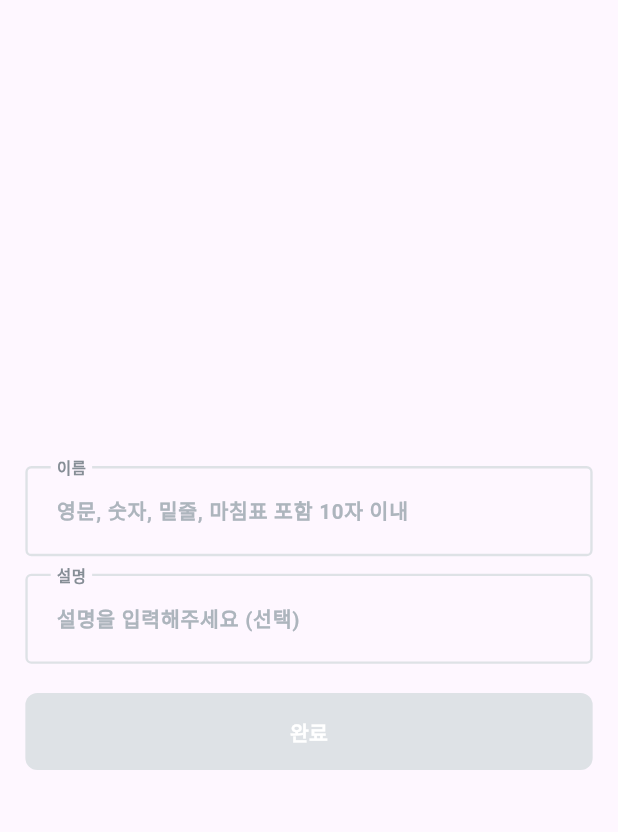
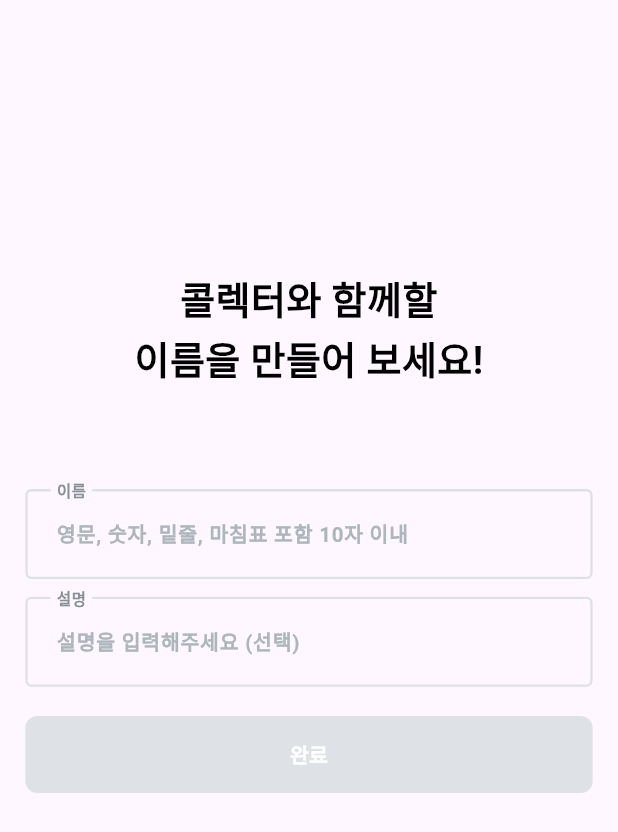
Before and after one commit to collecter1110/collecter, a Flutter app: the SetUserInfoScreen screen opened directly with empty values, on a phone screen of 412 x 824 dp. Shown: the top 832 px of the screen. Run offline on Flutter 3.47's test engine with Material 3 defaults, Android fonts, the phone set to English and light mode, and no system bars; our stand-ins replace flutter_dotenv, flutter_screenutil, fluttertoast, image_picker, supabase_flutter; accounts and stored records are empty; Roboto replaces fonts that are missing (Pretendard, PretendardRegular).

Commit message:
style : Set User Info Screen UI/UX

```diff
--- a/lib/page/join/set_user_info_screen.dart
+++ b/lib/page/join/set_user_info_screen.dart
@@ -5,7 +5,7 @@ import 'package:flutter_screenutil/flutter_screenutil.dart';
 import '../../components/button/complete_button.dart';
 import '../../components/text_field/custom_text_form_field.dart';
 import '../../data/services/api_service.dart';
-import '../../page_navigator.dart';
+import 'join_congraturation.dart';
 
 class SetUserInfoScreen extends StatefulWidget {
   final String email;
@@ -21,7 +21,6 @@ class SetUserInfoScreen extends StatefulWidget {
 class _SetUserInfoScreenState extends State<SetUserInfoScreen> {
   bool _userNameFilled = false;
   bool _userNameExist = false;
-  bool _userInfoUpdate = false;
 
   FocusNode _userNameFocus = FocusNode();
 
@@ -72,10 +71,25 @@ class _SetUserInfoScreenState extends State<SetUserInfoScreen> {
       child: Scaffold(
         resizeToAvoidBottomInset: false,
         body: Padding(
-          padding: EdgeInsets.symmetric(horizontal: 16.0.w),
+          padding: EdgeInsets.only(top: 184.0.h, left: 16.0.w, right: 16.0.w),
           child: Column(
-            mainAxisAlignment: MainAxisAlignment.center,
+            mainAxisAlignment: MainAxisAlignment.start,
+            crossAxisAlignment: CrossAxisAlignment.center,
             children: [
+              Text(
+                '콜렉터와 함께할\n이름을 만들어 보세요!',
+                style: TextStyle(
+                  fontFamily: 'PretendardRegular',
+                  fontSize: 26.sp,
+                  fontWeight: FontWeight.w600,
+                  color: Colors.black,
+                  height: 1.5,
+                ),
+                textAlign: TextAlign.center,
+              ),
+              SizedBox(
+                height: 68.0.h,
+              ),
               Form(
                 key: _userNameFormKey,
                 child: CustomTextFormField(
@@ -132,16 +146,12 @@ class _SetUserInfoScreenState extends State<SetUserInfoScreen> {
                           await ApiService.updateUserInfo(widget.email,
                               userName, _userDescriptionController.text);
                       if (updateUserInfoState) {
-                        print(widget.email);
-
-                        WidgetsBinding.instance.addPostFrameCallback((_) {
-                          Navigator.pushReplacement(
-                            context,
-                            MaterialPageRoute(
-                              builder: (context) => PageNavigator(),
-                            ),
-                          );
-                        });
+                        Navigator.pushReplacement(
+                          context,
+                          MaterialPageRoute(
+                            builder: (context) => JoinCongraturation(),
+                          ),
+                        );
                       }
                     }
                   },
```
